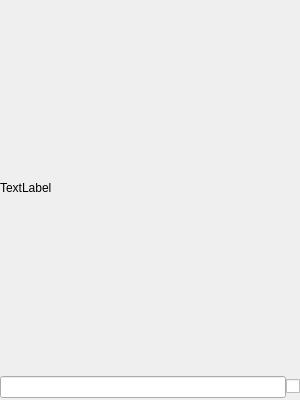
This is sources/ui/elementinfopartwidget.ui in qelectrotech/qelectrotech-source-mirror as Qt 5 draws it before an edit. The edited form follows.
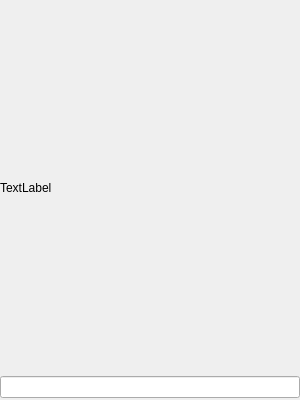
This is the edited form.

Commit message: Element info widget : remove the check box 'visible'

Patch:
```diff
--- a/sources/ui/elementinfopartwidget.ui
+++ b/sources/ui/elementinfopartwidget.ui
@@ -48,19 +48,6 @@
      </property>
     </widget>
    </item>
-   <item row="2" column="1">
-    <widget class="QCheckBox" name="checkBox">
-     <property name="focusPolicy">
-      <enum>Qt::NoFocus</enum>
-     </property>
-     <property name="toolTip">
-      <string>Visible</string>
-     </property>
-     <property name="text">
-      <string/>
-     </property>
-    </widget>
-   </item>
    <item row="2" column="0">
     <widget class="QLineEdit" name="line_edit">
      <property name="clearButtonEnabled">
```
The commit also changes 3 other files.
